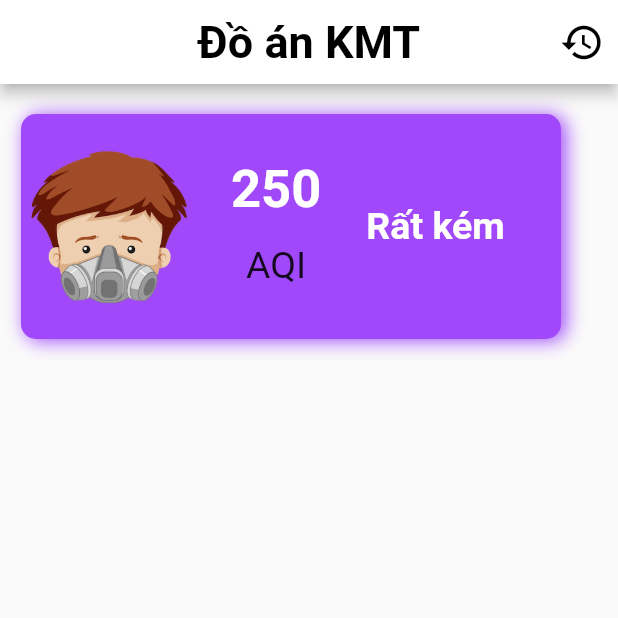
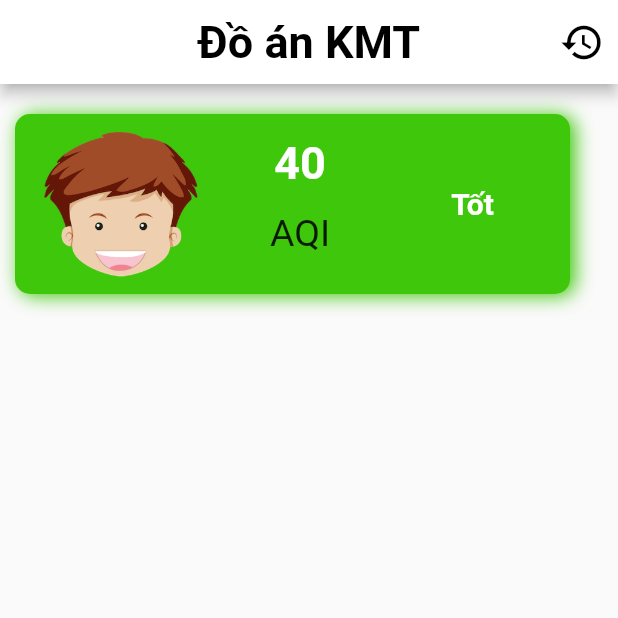
Before and after one commit to nvhuy0702/datn-kmt-2022, a Flutter app: the screen it shows after launch, on a phone screen of 412 x 824 dp, the top half of it. Run offline on Flutter 3.47's test engine with Material 2 defaults, Android fonts, the phone set to English and light mode, and no system bars; our stand-ins replace bloc, equatable, firebase_database, flutter_bloc, flutter_inset_box_shadow, shared_preferences; accounts and stored records are empty.

Commit message:
format size header

```diff
--- a/lib/widget/air_quality_item.dart
+++ b/lib/widget/air_quality_item.dart
@@ -20,7 +20,7 @@ class AirQualityItem extends StatefulWidget {
 class _AirQualityItemState extends State<AirQualityItem> {
   ValueBloc valueBloc = ValueBloc();
   final primaryColor = const Color(0xFFE0E0E0);
-  int value = 250;
+  int valueAQI = 40;
 
   @override
   void initState() {
@@ -36,14 +36,7 @@ class _AirQualityItemState extends State<AirQualityItem> {
           const SizedBox(
             height: 20,
           ),
-          Row(
-            children: [
-              const SizedBox(
-                width: 10,
-              ),
           _header(widget.condition),
-            ],
-          ),
           const SizedBox(
             height: 30,
           ),
@@ -151,18 +144,16 @@ class _AirQualityItemState extends State<AirQualityItem> {
     return Row(
       children: [
         const SizedBox(
-          width: 4,
+          width: 10,
         ),
         Container(
-          height: 150,
-          width: 360,
           decoration: BoxDecoration(
-            color: TripleH.aqiDATN.initializeFromRange(range: value.toDouble()).color,
+            color: TripleH.aqiDATN.initializeFromRange(range: valueAQI.toDouble()).color,
             boxShadow: [
               BoxShadow(
                 offset: const Offset(3, 1),
                 blurRadius: 10,
-                color: TripleH.aqiDATN.initializeFromRange(range: value.toDouble()).color ??
+                color: TripleH.aqiDATN.initializeFromRange(range: valueAQI.toDouble()).color ??
                     Colors.white,
               )
             ],
@@ -170,22 +161,23 @@ class _AirQualityItemState extends State<AirQualityItem> {
           ),
           child: Row(
             children: [
+              const SizedBox(
+                width: 10,
+              ),
               Image(
                 image: AssetImage(TripleH.aqiDATN
-                    .initializeFromRange(range: value.toDouble())
+                    .initializeFromRange(range: valueAQI.toDouble())
                     .pathAvatar
                     .toString()),
                 height: 120,
                 width: 120,
               ),
-              const SizedBox(
-                width: 20,
+              SizedBox(width: 10,),
+              _value(),
+              SizedBox(
+                width: 130,
+                  child: _status(condition)
               ),
-              _value(),
-              const SizedBox(
-                width: 30,
-              ),
-              _status(condition)
             ],
           ),
         ),
@@ -200,26 +192,29 @@ class _AirQualityItemState extends State<AirQualityItem> {
     return formatter.format(date);
   }
 
-  Text _status(TripleH.aqiDATN? conditionDATN) {
+  Widget _status(TripleH.aqiDATN? conditionDATN) {
     return Text(
-
-      TripleH.aqiDATN.initializeFromRange(range: value.toDouble()).state.getName,
+      TripleH.aqiDATN.initializeFromRange(range: valueAQI.toDouble()).state.getName,
       textAlign: TextAlign.center,
       style: const TextStyle(
-          fontSize: 25, fontWeight: FontWeight.bold, color: Colors.white),
+          fontSize: 20, fontWeight: FontWeight.bold, color: Colors.white),
     );
   }
 
-  Column _value() {
-    return Column(
+  Widget _value() {
+    return SizedBox(
+      height: 100,
+      width: 100,
+      child: Center(
+        child: Column(
           children: [
             const SizedBox(
-          height: 30,
+              height: 5,
             ),
             Text(
-          value.toString(),
+              valueAQI.toString(),
               style: const TextStyle(
-              fontSize: 35, fontWeight: FontWeight.bold, color: Colors.white),
+                  fontSize: 30, fontWeight: FontWeight.bold, color: Colors.white),
             ),
             const SizedBox(
               height: 15,
@@ -230,7 +225,12 @@ class _AirQualityItemState extends State<AirQualityItem> {
                 fontSize: 25,
               ),
             ),
+            const SizedBox(
+              height: 15,
+            ),
           ],
+        ),
+      ),
     );
   }
 
```
Lines whose indentation alone changed are shown as unchanged.
